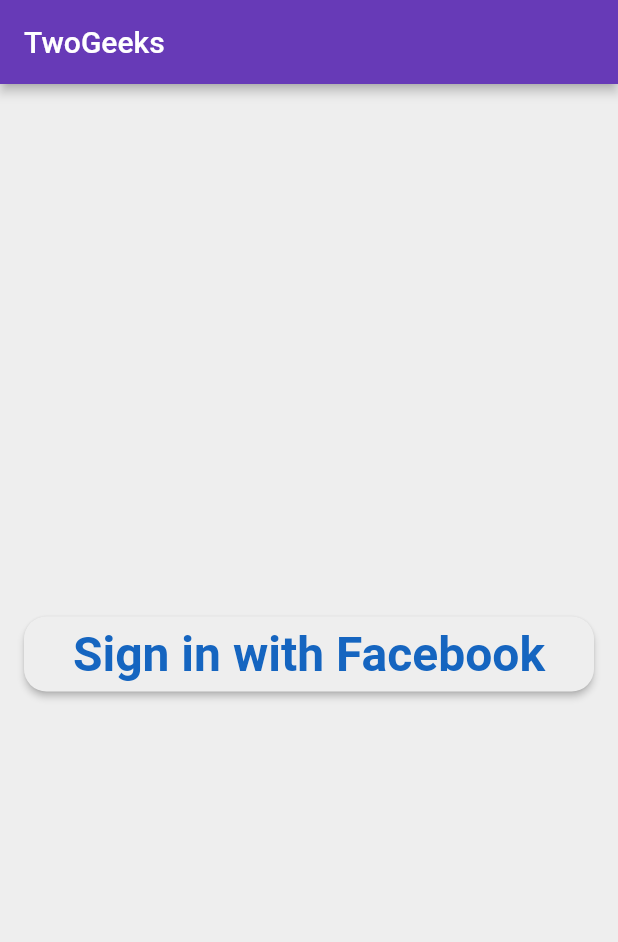
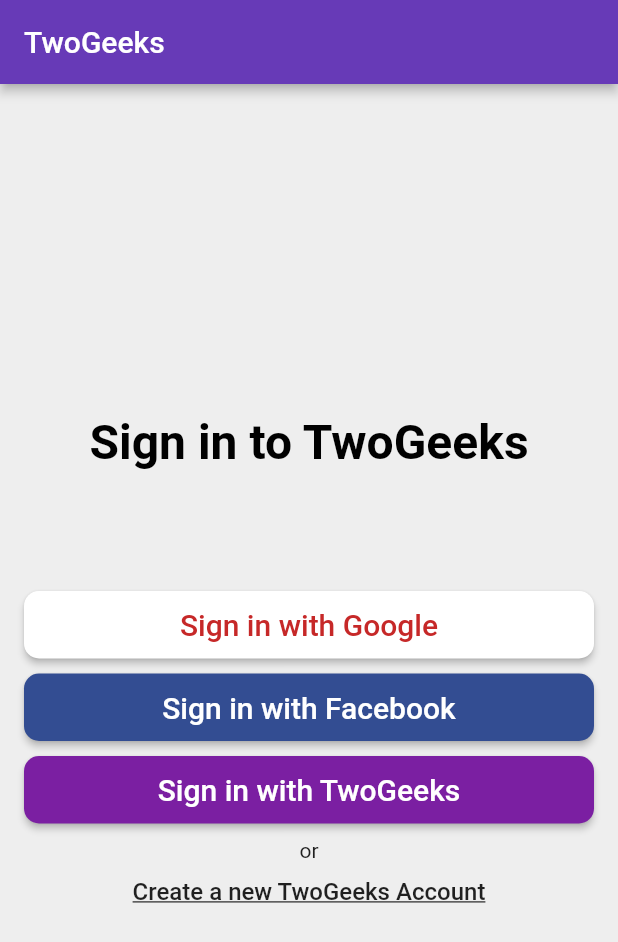
Before and after one commit to TwoGeeks/TwoGeeks, a Flutter app: the screen it shows after launch, on a phone screen of 412 x 824 dp. Shown: the top 942 px of the screen. Run offline on Flutter 3.47's test engine with Material 2 defaults, Android fonts, the phone set to English and light mode, and no system bars.

Commit message:
created sign in buttons

```diff
--- a/lib/app/sign_in/sign_in_button.dart
+++ b/lib/app/sign_in/sign_in_button.dart
@@ -10,11 +10,12 @@
               textAlign: TextAlign.center,
               style: TextStyle(
                 color: textColor,
-                fontWeight: FontWeight.w600,
-                fontSize: 32,
+                fontWeight: FontWeight.w500,
+                fontSize: 20,
               ),
             ),
             color: buttonColor,
-            borderRadius: 15,
+            height: 45.0,
+            borderRadius: 10,
             onPressed: onPressed);
 }
--- a/lib/app/sign_in/sign_in_page.dart
+++ b/lib/app/sign_in/sign_in_page.dart
@@ -1,6 +1,6 @@
 import 'package:flutter/material.dart';
 import 'package:twoGeeks/app/sign_in/sign_in_button.dart';
-
+import 'package:twoGeeks/common_widgets/custom_raised_button.dart';
 
 class SignInPage extends StatelessWidget {
   @override
@@ -23,15 +23,58 @@
       crossAxisAlignment: CrossAxisAlignment.stretch,
       mainAxisAlignment: MainAxisAlignment.center,
       children: <Widget>[
+      Text(
+          "Sign in to TwoGeeks",
+          textAlign: TextAlign.center,
+          style: TextStyle(
+            color: Colors.black,
+            fontWeight: FontWeight.w600,
+            fontSize: 32,
+          ),
+        ),
+        SizedBox(height: 80,),
+        SignInButton(
+          text: "Sign in with Google",
+          textColor: Colors.red[800],
+          buttonColor: Colors.white,
+          onPressed: () {},
+        ),
+        SizedBox(height: 10.0,),
         SignInButton(
           text: "Sign in with Facebook",
-          textColor: Colors.blue[800],
-          buttonColor: Colors.grey[200],
+          textColor: Colors.white,
+          buttonColor: Color(0xFF334D92),
           onPressed: () {},
         ),
-        SizedBox(
-          height: 8.0,
+        SizedBox(height: 10.0,),
+        SignInButton(
+          text: "Sign in with TwoGeeks",
+          textColor: Colors.white,
+          buttonColor: Colors.purple[700],
+          onPressed: () {},
         ),
+        SizedBox(height: 10.0,),
+        Text(
+          'or',
+          textAlign: TextAlign.center,
+          style: TextStyle(
+              fontSize: 14,
+              color: Colors.black87
+          ),
+        ),
+        SizedBox(height: 10.0,),
+        InkWell(
+          child: Text(
+            "Create a new TwoGeeks Account",
+            textAlign: TextAlign.center,
+            style: TextStyle(
+              color: Colors.black87,
+              fontWeight: FontWeight.w500,
+              fontSize: 16,
+              decoration: TextDecoration.underline,
+            ),
+          ),
+        )
       ],
     ),
   );
```
